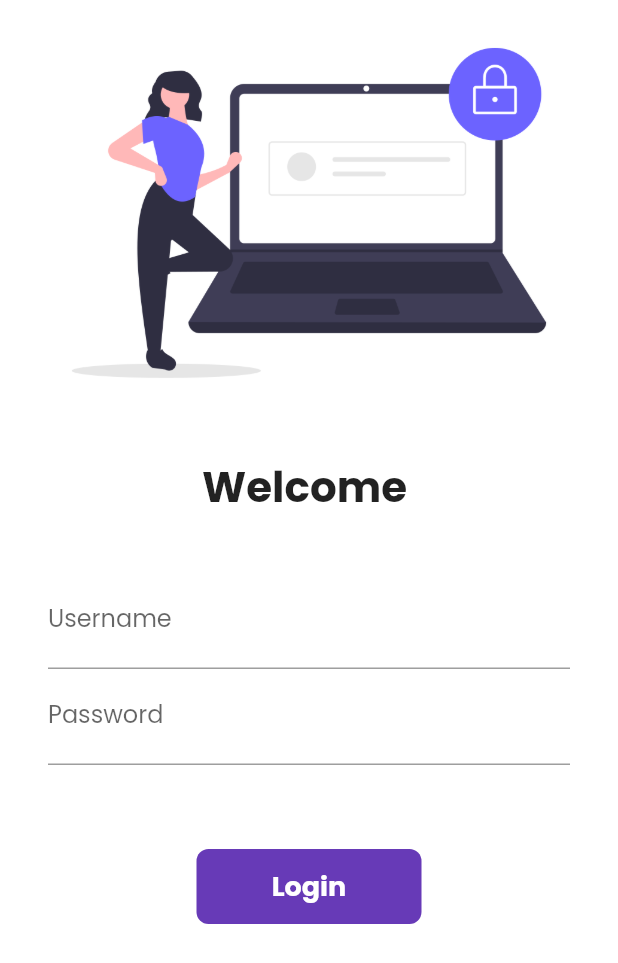
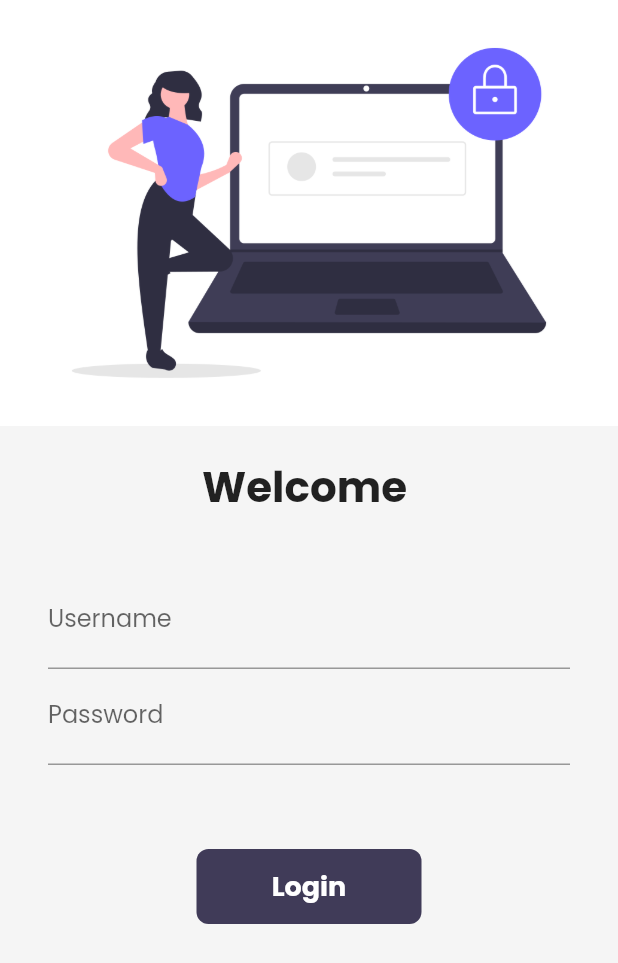
Before and after one commit to arunwebtech/flutter_catalog, a Flutter app: the LoginPage screen opened by its route, on a phone screen of 412 x 824 dp. Shown: the top 963 px of the screen. Run offline on Flutter 3.47's test engine with Material 2 defaults, Android fonts, the phone set to English and light mode, and no system bars; our stand-ins replace google_fonts, velocity_x; network calls fail.

Commit message:
dark and light theme
Signed-off-by: swaggy_arun <arunj1408@gmail.com>

```diff
--- a/lib/main.dart
+++ b/lib/main.dart
@@ -1,4 +1,5 @@
 import 'package:flutter/material.dart';
+import 'package:flutter_catalog/pages/cart_page.dart';
 import 'package:flutter_catalog/pages/home_page.dart';
 import 'package:flutter_catalog/pages/login_page.dart';
 import 'package:flutter_catalog/utils/routes.dart';
@@ -15,7 +16,7 @@ class MyApp extends StatelessWidget {
     return MaterialApp(
       debugShowCheckedModeBanner: false,
       // home: HomePage(),
-      themeMode: ThemeMode.light,
+      themeMode: ThemeMode.system,
       theme: MyTheme.lightTheme(context),
       darkTheme: MyTheme.darkTheme(context),
       initialRoute: MyRoutes.homeRoute,
@@ -23,6 +24,7 @@ class MyApp extends StatelessWidget {
         "/": (context) => LoginPage(),
         MyRoutes.homeRoute: (context) => HomePage(),
         MyRoutes.loginRoute: (context) => LoginPage(),
+        MyRoutes.cartRoute: (context) => CartPage(),
       },
     );
   }
--- a/lib/pages/login_page.dart
+++ b/lib/pages/login_page.dart
@@ -1,5 +1,6 @@
 import 'package:flutter/material.dart';
 import 'package:flutter_catalog/utils/routes.dart';
+import 'package:velocity_x/velocity_x.dart';
 
 class LoginPage extends StatefulWidget {
   const LoginPage({Key? key}) : super(key: key);
@@ -31,7 +32,7 @@ class _LoginPageState extends State<LoginPage> {
   @override
   Widget build(BuildContext context) {
     return Material(
-        color: Colors.white,
+        color: context.canvasColor,
         child: SingleChildScrollView(
           child: Form(
             key: _formKey,
@@ -93,7 +94,7 @@ class _LoginPageState extends State<LoginPage> {
                   height: 40,
                 ),
                 Material(
-                  color: Colors.deepPurple,
+                  color: context.theme.buttonColor,
                   borderRadius: BorderRadius.circular(changeButton ? 50 : 8),
                   child: InkWell(
                     onTap: () => movetoHome(context),
--- a/lib/utils/routes.dart
+++ b/lib/utils/routes.dart
@@ -2,4 +2,5 @@ class MyRoutes {
   static String loginRoute = '/login';
   static String homeRoute = '/home';
   static String homeDetailsRoute = '/detail';
+  static String cartRoute = '/cart';
 }
--- a/lib/widgets/home_widgets/catalog_header.dart
+++ b/lib/widgets/home_widgets/catalog_header.dart
@@ -10,7 +10,7 @@ class CatalogHeader extends StatelessWidget {
     return Column(
       crossAxisAlignment: CrossAxisAlignment.start,
       children: [
-        "Catalog App".text.xl5.bold.color(MyTheme.darkBluishColor).make(),
+        "Catalog App".text.xl5.bold.color(context.theme.accentColor).make(),
         "Trending Products".text.xl2.make(),
       ],
     );
--- a/lib/widgets/home_widgets/catalog_image.dart
+++ b/lib/widgets/home_widgets/catalog_image.dart
@@ -13,7 +13,7 @@ class CatalogImage extends StatelessWidget {
         .box
         .rounded
         .p8
-        .color(MyTheme.creamColor)
+        .color(context.canvasColor)
         .make()
         .p16()
         .w40(context);
--- a/lib/widgets/themes.dart
+++ b/lib/widgets/themes.dart
@@ -1,9 +1,14 @@
 import 'package:flutter/material.dart';
 import 'package:google_fonts/google_fonts.dart';
+import 'package:velocity_x/velocity_x.dart';
 
 class MyTheme {
   static ThemeData lightTheme(BuildContext context) => ThemeData(
       primarySwatch: Colors.deepPurple,
+      cardColor: Colors.white,
+      canvasColor: creamColor,
+      accentColor: darkBluishColor,
+      buttonColor: darkBluishColor,
       fontFamily: GoogleFonts.poppins().fontFamily,
       appBarTheme: AppBarTheme(
           color: Colors.white,
@@ -13,11 +18,23 @@ class MyTheme {
       primaryTextTheme: GoogleFonts.latoTextTheme());
 
   static ThemeData darkTheme(BuildContext context) => ThemeData(
-        brightness: Brightness.dark,
-      );
+      brightness: Brightness.dark,
+      fontFamily: GoogleFonts.poppins().fontFamily,
+      cardColor: Colors.black,
+      canvasColor: darkCreamColor,
+      accentColor: Colors.white,
+      buttonColor: lightBluishColor,
+      appBarTheme: AppBarTheme(
+          color: Colors.black,
+          elevation: 0.0,
+          iconTheme: IconThemeData(color: Colors.white),
+          textTheme: Theme.of(context).textTheme),
+      primaryTextTheme: GoogleFonts.latoTextTheme());
 
   //Colors
 
   static Color creamColor = Color(0xfff5f5f5);
+  static Color darkCreamColor = Vx.gray900;
   static Color darkBluishColor = Color(0xff403b58);
+  static Color lightBluishColor = Vx.indigo500;
 }
```
Also changed, not shown: lib/pages/cart_page.dart (added, +19 -0 lines), lib/pages/home_detail_page.dart (+17 -10 lines), lib/pages/home_page.dart (+11 -1 lines), lib/widgets/home_widgets/catalog_item.dart (+5 -5 lines).
